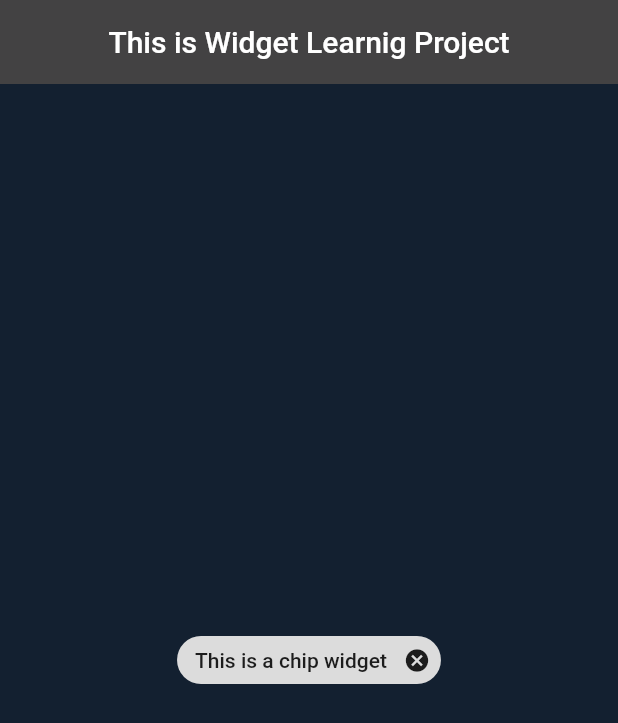
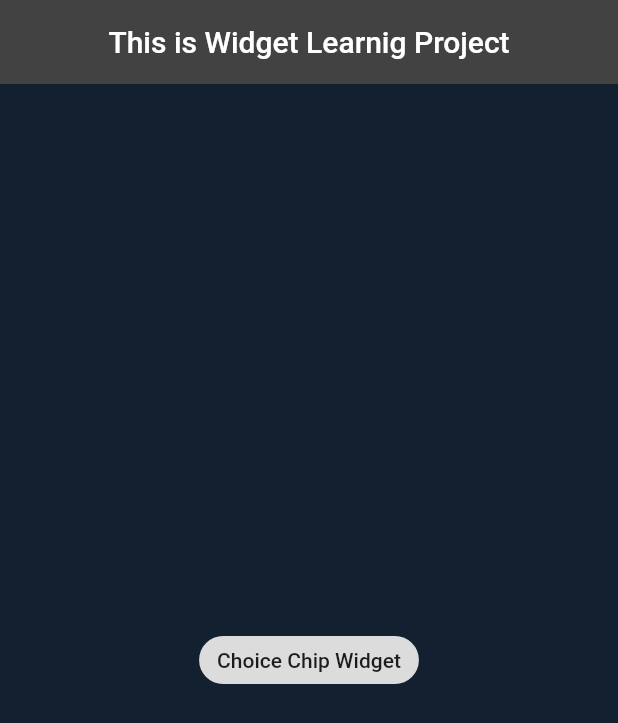
Before and after one commit to Ghauoor/Flutter-Widgets, a Flutter app: the screen it shows after launch, on a phone screen of 412 x 824 dp. Shown: the top 723 px of the screen. Run offline on Flutter 3.47's test engine with Material 2 defaults, Android fonts, the phone set to English and light mode, and no system bars.

Commit message:
ChoiceChipWidget

```diff
--- a/lib/main.dart
+++ b/lib/main.dart
@@ -1,6 +1,7 @@
 import 'package:flutter/material.dart';
 
 import 'package:widgets/widgets/chip_widget.dart';
+import 'package:widgets/widgets/choice_chip_widget.dart';
 
 void main() {
   runApp(const MyApp());
@@ -21,7 +22,7 @@ class MyApp extends StatelessWidget {
           elevation: 0.0,
           title: const Text('This is Widget Learnig Project'),
         ),
-        body: const ChipWidget(),
+        body: const ChoiceChipWidget(),
       ),
     );
   }
--- /dev/null
+++ b/lib/widgets/choice_chip_widget.dart
@@ -0,0 +1,28 @@
+import 'package:flutter/material.dart';
+
+class ChoiceChipWidget extends StatefulWidget {
+  const ChoiceChipWidget({Key? key}) : super(key: key);
+
+  @override
+  State<ChoiceChipWidget> createState() => _ChoiceChipWidgetState();
+}
+
+class _ChoiceChipWidgetState extends State<ChoiceChipWidget> {
+  bool _isSelected = false;
+
+  @override
+  Widget build(BuildContext context) {
+    return Center(
+      child: ChoiceChip(
+        label: const Text('Choice Chip Widget'),
+        selected: _isSelected,
+        selectedColor: Colors.amber,
+        onSelected: (value) {
+          setState(() {
+            _isSelected = value;
+          });
+        },
+      ),
+    );
+  }
+}
```
